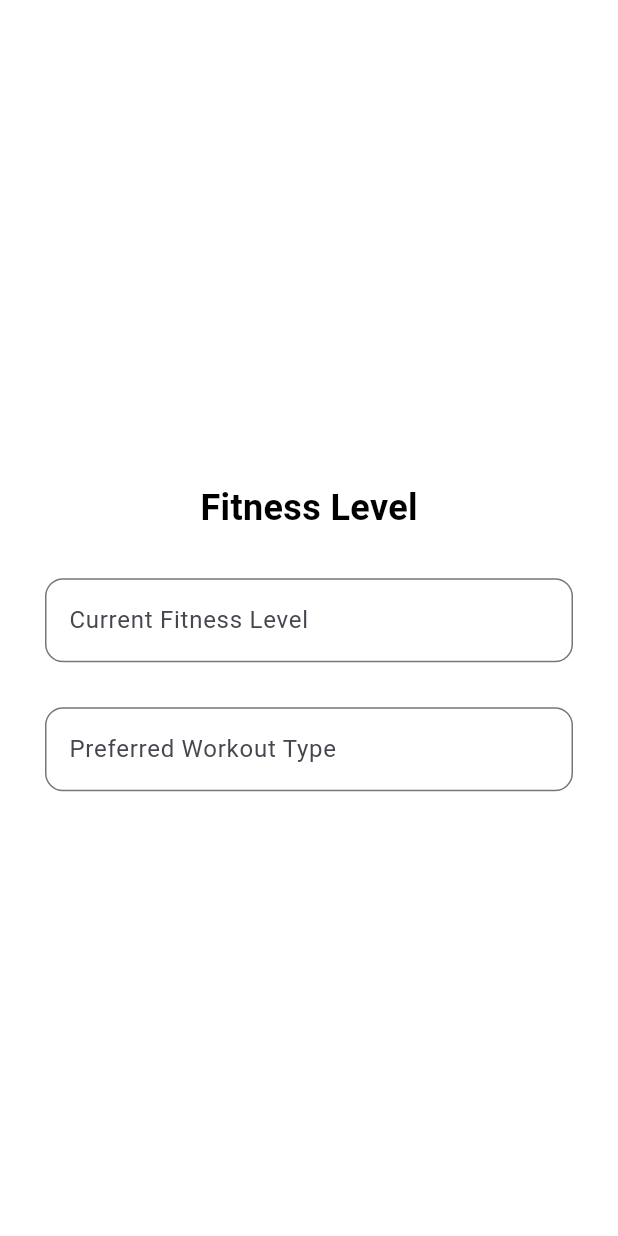
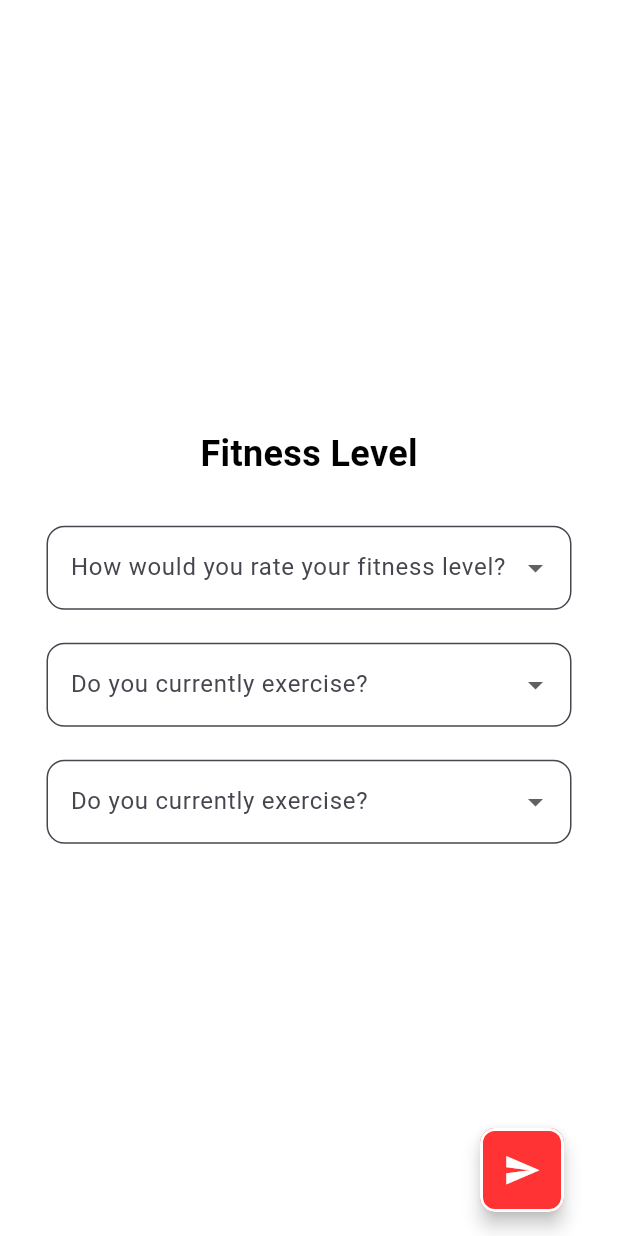
Before and after one commit to Hinokamika/final_project, a Flutter app: the FitnessLevel screen opened directly, on a phone screen of 412 x 824 dp. Run offline on Flutter 3.47's test engine with Material 3 defaults, Android fonts, the phone set to English and light mode, and no system bars; our stand-ins replace smooth_page_indicator.

Commit message:
Fifth commit

```diff
--- a/lib/components/dropdown_menu.dart
+++ b/lib/components/dropdown_menu.dart
@@ -22,7 +22,7 @@ class _DropBoxMenuState extends State<DropBoxMenu> {
   @override
   Widget build(BuildContext context) {
     return Container(
-      padding: const EdgeInsets.symmetric(horizontal: 2.0, vertical: 2.0),
+      padding: const EdgeInsets.symmetric(horizontal: 1.0, vertical: 1.0),
       decoration: BoxDecoration(borderRadius: BorderRadius.circular(8.0)),
       child: DropdownButtonFormField<String>(
         value: widget.value,
--- a/lib/pages/site_pages/fitness_level.dart
+++ b/lib/pages/site_pages/fitness_level.dart
@@ -1,9 +1,19 @@
+import 'package:final_project/components/dropdown_menu.dart';
 import 'package:flutter/material.dart';
 
 final _formKey = GlobalKey<FormState>();
+String? _selectedOption;
 
-class FitnessLevel extends StatelessWidget {
-  const FitnessLevel({super.key});
+class FitnessLevel extends StatefulWidget {
+  const FitnessLevel({Key? key}) : super(key: key);
+
+  @override
+  State<FitnessLevel> createState() => _FitnessLevelState();
+}
+
+class _FitnessLevelState extends State<FitnessLevel> {
+  String? _fitnessLevelState;
+  String? _exerciseState;
 
   @override
   Widget build(BuildContext context) {
@@ -38,30 +48,47 @@ class FitnessLevel extends StatelessWidget {
                       key: _formKey,
                       child: Column(
                         children: [
-                          TextFormField(
-                            decoration: InputDecoration(
-                              labelText: 'Current Fitness Level',
-                              border: OutlineInputBorder(
-                                borderRadius: BorderRadius.circular(12),
-                                borderSide: BorderSide(
-                                  color: Colors.grey,
-                                  width: 1,
-                                ),
-                              ),
-                            ),
+                          DropBoxMenu(
+                            labelText: 'How would you rate your fitness level?',
+                            value: _fitnessLevelState,
+                            options: {
+                              'beginner': 'Beginner (little to no experience)',
+                              'intermediate': 'Intermediate (some experience)',
+                              'advanced': 'Advanced (more than 5 years)',
+                            },
+                            onChanged: (String? value) {
+                              setState(() {
+                                _fitnessLevelState = value;
+                              });
+                            },
                           ),
-                          const SizedBox(height: 30),
-                          TextFormField(
-                            decoration: InputDecoration(
-                              labelText: 'Preferred Workout Type',
-                              border: OutlineInputBorder(
-                                borderRadius: BorderRadius.circular(12),
-                                borderSide: BorderSide(
-                                  color: Colors.grey,
-                                  width: 1,
-                                ),
-                              ),
-                            ),
+                          const SizedBox(height: 20),
+                          DropBoxMenu(
+                            labelText: 'Do you currently exercise?',
+                            value: _exerciseState,
+                            options: {
+                              'yes': 'Yes (I exercise regularly)',
+                              'no': 'No (I do not exercise regularly)',
+                            },
+                            onChanged: (String? value) {
+                              setState(() {
+                                _exerciseState = value;
+                              });
+                            },
+                          ),
+                          const SizedBox(height: 20),
+                          DropBoxMenu(
+                            labelText: 'Do you currently exercise?',
+                            value: _exerciseState,
+                            options: {
+                              'yes': 'Yes (I exercise regularly)',
+                              'no': 'No (I do not exercise regularly)',
+                            },
+                            onChanged: (String? value) {
+                              setState(() {
+                                _exerciseState = value;
+                              });
+                            },
                           ),
                         ],
                       ),
@@ -73,6 +100,25 @@ class FitnessLevel extends StatelessWidget {
           ),
         ),
       ),
+      floatingActionButton: Padding(
+        padding: const EdgeInsets.only(right: 20),
+        child: FloatingActionButton(
+          onPressed: () {
+            if (_formKey.currentState!.validate()) {
+              print('Level State: $_fitnessLevelState');
+              print('Exercise State: $_exerciseState');
+            }
+          },
+          backgroundColor: const Color(0xFFFF3333),
+          tooltip: 'Submit',
+          shape: RoundedRectangleBorder(
+            borderRadius: BorderRadius.circular(10),
+            side: const BorderSide(color: Colors.white, width: 2),
+          ),
+          elevation: 5,
+          child: const Icon(Icons.send, size: 25, color: Colors.white),
+        ),
+      ),
     );
   }
 }
```
Also changed, not shown: lib/pages/site_pages/health_goal.dart (+58 -17 lines), lib/pages/site_pages/user_information.dart (+38 -10 lines).
